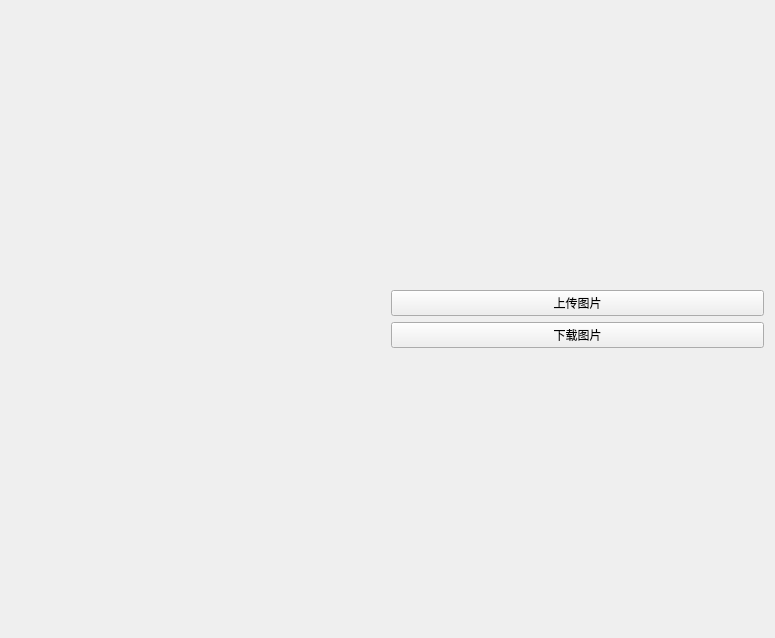
First picture: the form in windows.ui, repository zc2987809247/code, before the edit.
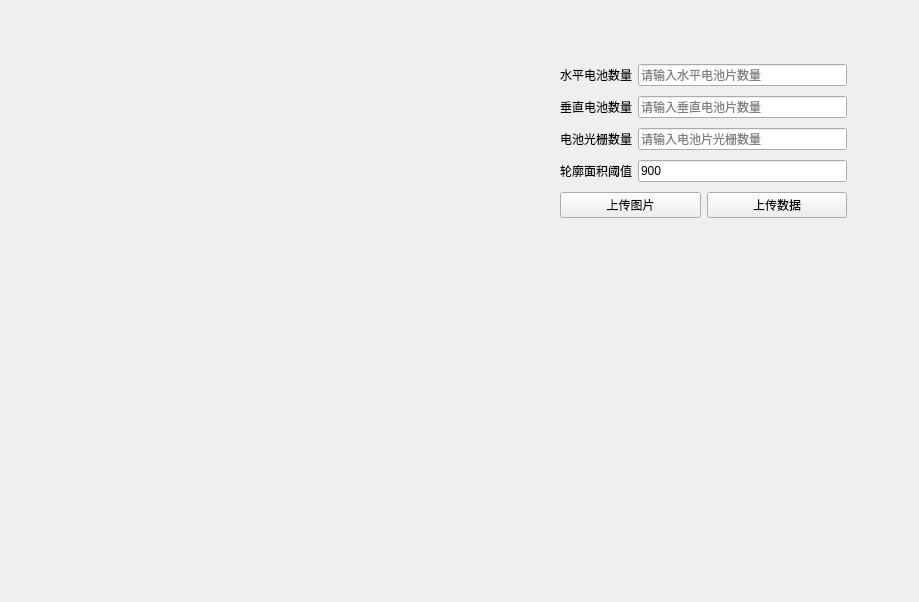
Second picture: the form after the edit. Icons and pictures are not drawn.

```diff
--- a/windows.ui
+++ b/windows.ui
@@ -6,18 +6,22 @@
    <rect>
     <x>0</x>
     <y>0</y>
-    <width>775</width>
-    <height>638</height>
+    <width>919</width>
+    <height>602</height>
    </rect>
   </property>
   <property name="windowTitle">
    <string>Form</string>
   </property>
-  <layout class="QVBoxLayout" name="verticalLayout_2">
-   <item>
-    <layout class="QHBoxLayout" name="horizontalLayout">
-     <item>
       <widget class="QLabel" name="label">
+   <property name="geometry">
+    <rect>
+     <x>14</x>
+     <y>14</y>
+     <width>501</width>
+     <height>500</height>
+    </rect>
+   </property>
        <property name="text">
         <string/>
        </property>
@@ -25,10 +29,106 @@
         <pixmap>logo.png</pixmap>
        </property>
       </widget>
-     </item>
-     <item>
+  <widget class="QWidget" name="layoutWidget">
+   <property name="geometry">
+    <rect>
+     <x>560</x>
+     <y>60</y>
+     <width>287</width>
+     <height>164</height>
+    </rect>
+   </property>
       <layout class="QVBoxLayout" name="verticalLayout">
        <item>
+     <layout class="QHBoxLayout" name="horizontalLayout_2">
+      <item>
+       <widget class="QLabel" name="label_2">
+        <property name="text">
+         <string>水平电池数量</string>
+        </property>
+       </widget>
+      </item>
+      <item>
+       <widget class="QLineEdit" name="lineEdit_2">
+        <property name="whatsThis">
+         <string>&lt;html&gt;&lt;head/&gt;&lt;body&gt;&lt;p&gt;请输入水平电池片数&lt;/p&gt;&lt;/body&gt;&lt;/html&gt;</string>
+        </property>
+        <property name="text">
+         <string/>
+        </property>
+        <property name="placeholderText">
+         <string>请输入水平电池片数量</string>
+        </property>
+       </widget>
+      </item>
+     </layout>
+    </item>
+    <item>
+     <layout class="QHBoxLayout" name="horizontalLayout_3">
+      <item>
+       <widget class="QLabel" name="label_3">
+        <property name="text">
+         <string>垂直电池数量</string>
+        </property>
+       </widget>
+      </item>
+      <item>
+       <widget class="QLineEdit" name="lineEdit">
+        <property name="toolTip">
+         <string>&lt;html&gt;&lt;head/&gt;&lt;body&gt;&lt;p&gt;请输入垂直电池片数&lt;/p&gt;&lt;/body&gt;&lt;/html&gt;</string>
+        </property>
+        <property name="text">
+         <string/>
+        </property>
+        <property name="placeholderText">
+         <string>请输入垂直电池片数量</string>
+        </property>
+       </widget>
+      </item>
+     </layout>
+    </item>
+    <item>
+     <layout class="QHBoxLayout" name="horizontalLayout_4">
+      <item>
+       <widget class="QLabel" name="label_4">
+        <property name="text">
+         <string>电池光栅数量</string>
+        </property>
+       </widget>
+      </item>
+      <item>
+       <widget class="QLineEdit" name="lineEdit_3">
+        <property name="placeholderText">
+         <string>请输入电池片光栅数量</string>
+        </property>
+       </widget>
+      </item>
+     </layout>
+    </item>
+    <item>
+     <layout class="QHBoxLayout" name="horizontalLayout_5">
+      <item>
+       <widget class="QLabel" name="label_5">
+        <property name="text">
+         <string>轮廓面积阈值</string>
+        </property>
+       </widget>
+      </item>
+      <item>
+       <widget class="QLineEdit" name="lineEdit_4">
+        <property name="text">
+         <string>900</string>
+        </property>
+        <property name="placeholderText">
+         <string>请输入电池片光栅数量</string>
+        </property>
+       </widget>
+      </item>
+     </layout>
+    </item>
+    <item>
+     <layout class="QHBoxLayout" name="horizontalLayout">
+      <item>
         <widget class="QPushButton" name="Button1">
          <property name="text">
           <string>上传图片</string>
@@ -38,15 +138,14 @@
        <item>
         <widget class="QPushButton" name="Button2">
          <property name="text">
-          <string>下载图片</string>
+         <string>上传数据</string>
          </property>
         </widget>
        </item>
       </layout>
      </item>
     </layout>
-   </item>
-  </layout>
+  </widget>
  </widget>
  <resources/>
  <connections/>
```
Left out of the diff: 2 changed lines with no effect on the pictures. Lines whose indentation alone changed are shown as unchanged.
